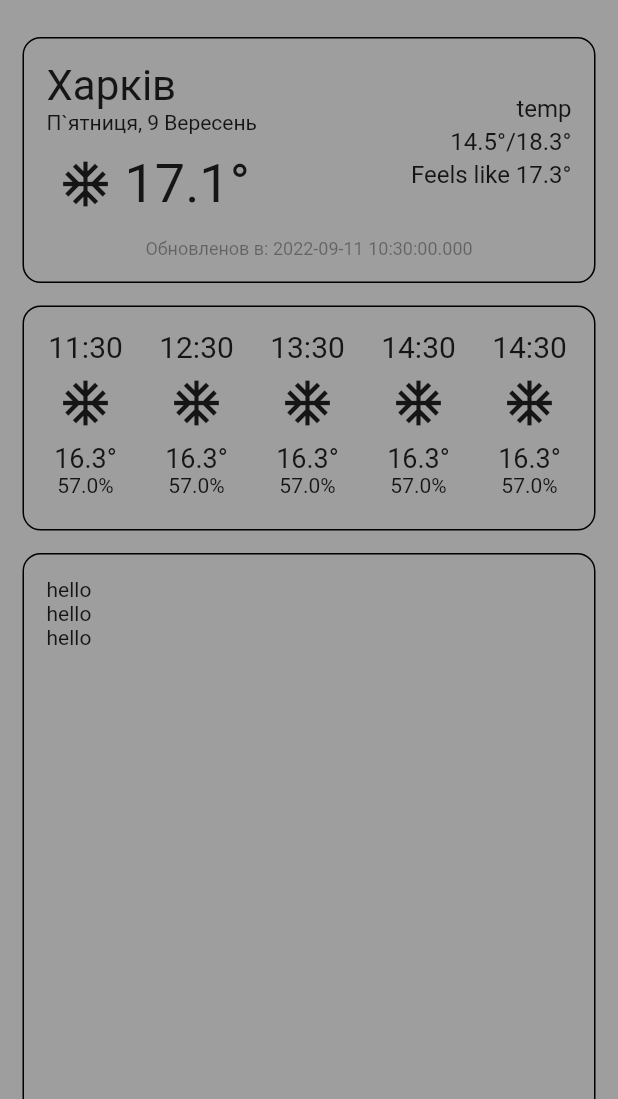
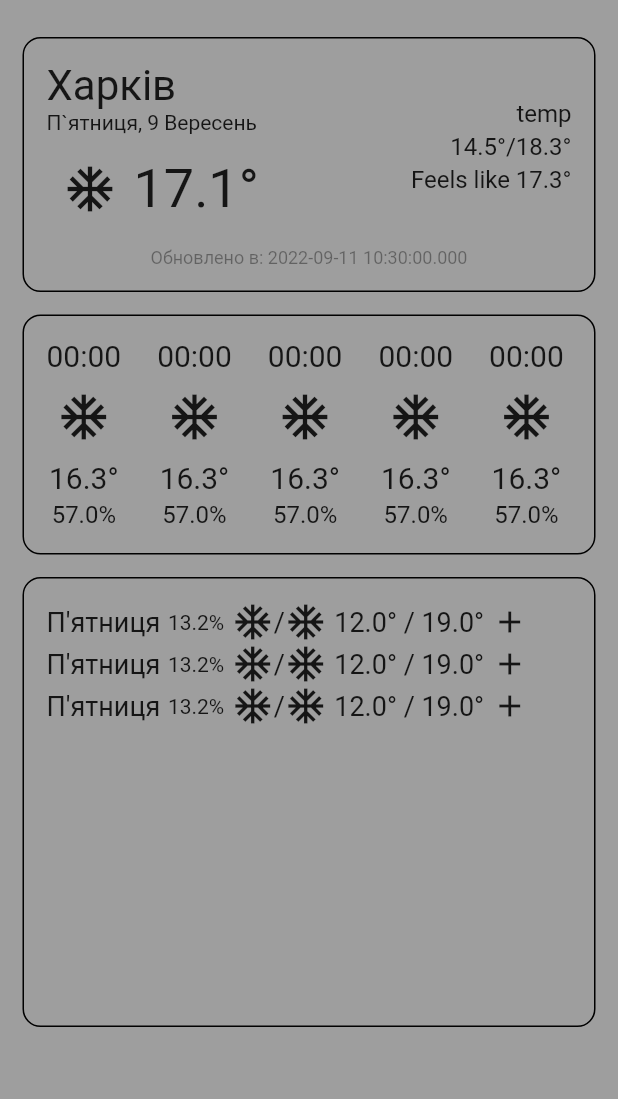
Before and after one commit to shredd0r/weather-app, a Flutter app: the screen it shows after launch, after a tap on the "abc" icon, on a phone screen of 412 x 824 dp, the part 137-1236 px from its top. Run offline on Flutter 3.47's test engine with Material 2 defaults, Android fonts, the phone set to English and light mode, and no system bars; our stand-ins replace sqflite; missing offline and left inert: flutter_logs; accounts and stored records are empty; generated files the repository leaves out were written again.

Commit message:
WIP daily widget

```diff
--- a/lib/src/models/daily_weather_model.dart
+++ b/lib/src/models/daily_weather_model.dart
@@ -1,6 +1,6 @@
-class DailyWeatherInfoModel {
+class DailyWeatherDetailModel {
 
-  DailyWeatherInfoModel(
+  DailyWeatherDetailModel(
       this.day,
       this.night);
 
@@ -12,6 +12,8 @@ class DailyWeatherModel {
 
   DailyWeatherModel(
       this.averageTemperature,
+      this.minTemperature,
+      this.maxTemperature,
       this.description,
       this.humidity,
       this.indexUV,
@@ -19,9 +21,12 @@ class DailyWeatherModel {
       this.sunsetTime,
       this.windSpeed,
       this.rainfall,
+      this.dayOfWeek,
       this.iconResource);
 
   double averageTemperature;
+  double minTemperature;
+  double maxTemperature;
   String description;
   double humidity;
   double indexUV;
@@ -29,5 +34,23 @@ class DailyWeatherModel {
   DateTime sunsetTime;
   double windSpeed;
   double rainfall;
+  int dayOfWeek;
   String iconResource;
 }
+
+class DailyWeatherItemModel {
+  int dayOfWeek;
+  double maxTemperature;
+  double minTemperature;
+  String iconResourceForDay;
+  String iconResourceForNight;
+  double probabilityOfPrecipitation;
+
+  DailyWeatherItemModel(
+      this.dayOfWeek,
+      this.maxTemperature,
+      this.minTemperature,
+      this.iconResourceForDay,
+      this.iconResourceForNight,
+      this.probabilityOfPrecipitation);
+}
--- a/lib/src/models/hourly_weather_detail_model.dart
+++ /dev/null
@@ -1,5 +0,0 @@
-
-class HourlyWeatherDetailModel {
-
-  HourlyWeatherDetailModel();
-}
--- a/lib/src/models/hourly_weather_model.dart
+++ b/lib/src/models/hourly_weather_model.dart
@@ -11,3 +11,8 @@ class HourlyWeatherModel {
   double probabilityOfPrecipitation;
   String iconResource;
 }
+
+class HourlyWeatherDetailModel {
+
+  HourlyWeatherDetailModel();
+}
--- a/lib/src/services/mappers/mapper_provider_executer.dart
+++ b/lib/src/services/mappers/mapper.dart
@@ -2,6 +2,7 @@ import 'package:weather_app/src/dto/openweather/current/response/current_weather
 import 'package:weather_app/src/dto/openweather/current/response/hourly_weather_response.dart';
 import 'package:weather_app/src/dto/openweather/current/response/innermodelinresponse/hourly_info.dart';
 import 'package:weather_app/src/models/current_weather_model.dart';
+import 'package:weather_app/src/models/daily_weather_model.dart';
 import 'package:weather_app/src/models/hourly_weather_model.dart';
 
 
@@ -44,4 +45,14 @@ class Mapper {
       hourlyInfoDto.probabilityOfPrecipitation,
       hourlyInfoDto.weatherInfoDtoList[0].icon as String);
   }
+
+  static DailyWeatherItemModel mapDailyWeatherItemModel(DailyWeatherDetailModel dailyWeatherDetailModel) {
+    return DailyWeatherItemModel(
+      dailyWeatherDetailModel.day.dayOfWeek,
+      dailyWeatherDetailModel.day.maxTemperature,
+      dailyWeatherDetailModel.night.minTemperature,
+      dailyWeatherDetailModel.day.iconResource,
+      dailyWeatherDetailModel.night.iconResource,
+      dailyWeatherDetailModel.day.rainfall);
+  }
 }
--- a/lib/src/static/constants.dart
+++ b/lib/src/static/constants.dart
@@ -1 +1,5 @@
 const String appName = "WeatherApp";
+
+class ConstantUI {
+  static const double weatherIconSize = 36;
+}
--- a/lib/src/ui/pages/home_page.dart
+++ b/lib/src/ui/pages/home_page.dart
@@ -5,8 +5,9 @@ import 'package:weather_app/src/models/current_weather_model.dart';
 import 'package:weather_app/src/models/daily_weather_model.dart';
 import 'package:weather_app/src/models/hourly_weather_model.dart';
 import 'package:weather_app/src/restclient/openweather_rest_client.dart';
+import 'package:weather_app/src/static/constants.dart';
 
-import '../../services/mappers/mapper_provider_executer.dart';
+import '../../services/mappers/mapper.dart';
 import 'weather_information.dart';
 
 class HomePage extends StatefulWidget{
@@ -20,9 +21,9 @@ class _HomePageState extends State<HomePage> {
 
   final OpenWeatherExecutor openWeatherExecutor = OpenWeatherExecutor();
 
-  late WeatherInfoWidget accuWeatherInfoWidget = WeatherInfoWidget(false, "AccuWeather", CurrentWeatherModel.emptyModel(), List<HourlyWeatherModel>.empty(), List<DailyWeatherInfoModel>.empty());
-  late WeatherInfoWidget openWeatherInfoWidget = WeatherInfoWidget(false, "OpenWeather", CurrentWeatherModel.emptyModel(), List<HourlyWeatherModel>.empty(), List<DailyWeatherInfoModel>.empty());
-  late WeatherInfoWidget theWeatherWeatherInfoWidget = WeatherInfoWidget(false, "TheWeather", CurrentWeatherModel.emptyModel(), List<HourlyWeatherModel>.empty(), List<DailyWeatherInfoModel>.empty());
+  late WeatherInfoWidget accuWeatherInfoWidget = WeatherInfoWidget(false, "AccuWeather", CurrentWeatherModel.emptyModel(), List<HourlyWeatherModel>.empty(), List<DailyWeatherDetailModel>.empty());
+  late WeatherInfoWidget openWeatherInfoWidget = WeatherInfoWidget(false, "OpenWeather", CurrentWeatherModel.emptyModel(), List<HourlyWeatherModel>.empty(), List<DailyWeatherDetailModel>.empty());
+  late WeatherInfoWidget theWeatherWeatherInfoWidget = WeatherInfoWidget(false, "TheWeather", CurrentWeatherModel.emptyModel(), List<HourlyWeatherModel>.empty(), List<DailyWeatherDetailModel>.empty());
 
   @override
   void initState() {
@@ -50,7 +51,7 @@ class _HomePageState extends State<HomePage> {
                 "OpenWeather",
                 currentWeatherModel,
                 listHourlyWeatherModel,
-                List<DailyWeatherInfoModel>.empty())))
+                List<DailyWeatherDetailModel>.empty())))
       });
   }
 
@@ -66,12 +67,12 @@ class _HomePageState extends State<HomePage> {
       HourlyWeatherModel(16.3, DateTime.now().add(const Duration(hours: 4)), 57, "non"),
       HourlyWeatherModel(16.3, DateTime.now().add(const Duration(hours: 5)), 57, "non")];
 
-    var dailyModel = DailyWeatherModel(16.4, "description", 12, 10, DateTime.now(), DateTime.now(), 1, 13.2, "iconResource");
+    var dailyModel = DailyWeatherModel(16.4, 19, 12, "description", 12, 10, DateTime.now(), DateTime.now(), 1, 13.2, 1, "iconResource");
 
     var listDaily = [
-      DailyWeatherInfoModel(dailyModel, dailyModel),
-      DailyWeatherInfoModel(dailyModel, dailyModel),
-      DailyWeatherInfoModel(dailyModel, dailyModel),
+      DailyWeatherDetailModel(dailyModel, dailyModel),
+      DailyWeatherDetailModel(dailyModel, dailyModel),
+      DailyWeatherDetailModel(dailyModel, dailyModel),
     ];
 
     setState(
@@ -107,7 +108,7 @@ class _HomePageState extends State<HomePage> {
               onPressed: () {
                 sendRequestMock(context);
               },
-              iconSize: 36.0,
+              iconSize: ConstantUI.weatherIconSize,
               icon: const Icon(Icons.abc_rounded),
             ),
             backgroundColor: Colors.transparent,
--- a/lib/src/ui/pages/weather_information.dart
+++ b/lib/src/ui/pages/weather_information.dart
@@ -1,25 +1,26 @@
 import 'package:flutter/material.dart';
-import 'package:weather_app/src/ui/widgets/current_weather_widget.dart';
+import 'package:weather_app/src/static/constants.dart';
+import 'package:weather_app/src/ui/widgets/weather/current_weather_widget.dart';
 
 import 'package:weather_app/src/models/current_weather_model.dart';
 import 'package:weather_app/src/models/daily_weather_model.dart';
 import 'package:weather_app/src/models/hourly_weather_model.dart';
-import 'package:weather_app/src/ui/widgets/daily_weather_widget.dart';
-import 'package:weather_app/src/ui/widgets/hourly_weather_widget.dart';
+import 'package:weather_app/src/ui/widgets/weather/daily_weather_widget.dart';
+import 'package:weather_app/src/ui/widgets/weather/hourly_weather_widget.dart';
 
 class WeatherInfoWidget extends StatelessWidget {
   final bool _isVisible;
   final String _providerName;
   final CurrentWeatherModel _currentWeatherModel;
   final List<HourlyWeatherModel> _listHourlyWeatherModel;
-  final List<DailyWeatherInfoModel> _listDailyWeatherInfoModel;
+  final List<DailyWeatherDetailModel> _listDailyWeatherDetailModel;
 
   const WeatherInfoWidget(
       this._isVisible,
       this._providerName,
       this._currentWeatherModel,
       this._listHourlyWeatherModel,
-      this._listDailyWeatherInfoModel,
+      this._listDailyWeatherDetailModel,
       {Key? key}) : super(key: key);
 
   @override
@@ -44,7 +45,8 @@ class WeatherInfoWidget extends StatelessWidget {
                           const SizedBox(height: 15),
                           HourlyWeatherWidget(_listHourlyWeatherModel),
                           const SizedBox(height: 15),
-                          DailyWeatherWidget(_listDailyWeatherInfoModel)
+                          DailyWeatherWidget(_listDailyWeatherDetailModel),
+                          const SizedBox(height: 25),
                         ],
                       )
                   ),
--- a/lib/src/ui/widgets/border_container_widget.dart
+++ b/lib/src/ui/widgets/common/border_container_widget.dart
@@ -13,7 +13,7 @@ class BorderContainerWidget extends StatelessWidget {
   Widget build(BuildContext context) {
     return Padding(
       padding: const EdgeInsets.only(left: 15, right: 15),
-      child: Container(   //TODO change to Expanded
+      child: Container(
         height: height,
         width: width,
         decoration: BoxDecoration(
--- a/lib/src/ui/widgets/daily_weather_widget.dart
+++ /dev/null
@@ -1,27 +0,0 @@
-import 'package:flutter/material.dart';
-import 'package:weather_app/src/ui/widgets/border_container_widget.dart';
-import '../../models/daily_weather_model.dart';
-
-class DailyWeatherWidget extends StatelessWidget {
-  const DailyWeatherWidget(this._listDailyWeatherInfoModel, {Key? key}) : super(key: key);
-
-  final List<DailyWeatherInfoModel> _listDailyWeatherInfoModel;
-
-  @override
-  Widget build(BuildContext context) {
-
-    return Center(
-      child: BorderContainerWidget(
-        height: 10000,
-        width: 385,
-        child: ListView.builder(
-          itemCount: _listDailyWeatherInfoModel.length,
-          itemBuilder: ((context, index) {
-            return const Text("hello");
-          })
-        )
-      )
-    );
-  }
-
-}
--- a/lib/src/ui/widgets/current_weather_widget.dart
+++ b/lib/src/ui/widgets/weather/current_weather_widget.dart
@@ -1,7 +1,8 @@
 
 import 'package:flutter/material.dart';
 import 'package:weather_app/src/models/current_weather_model.dart';
-import 'package:weather_app/src/ui/widgets/border_container_widget.dart';
+import 'package:weather_app/src/static/constants.dart';
+import 'package:weather_app/src/ui/widgets/common/border_container_widget.dart';
 
 class CurrentWeatherWidget extends StatelessWidget {
   const CurrentWeatherWidget(this._currentWeatherModel, {Key? key}) : super(key: key);
@@ -37,10 +38,12 @@ class CurrentWeatherWidget extends StatelessWidget {
                             const SizedBox(height: 7),
                             Row(
                               children: [
-                                IconButton(
-                                    onPressed: () {},
-                                    iconSize: 36,
-                                    icon: const Icon(Icons.ac_unit_sharp)
+                                const Padding(
+                                  padding: EdgeInsets.all(11),
+                                  child: Icon(
+                                    Icons.ac_unit_sharp,
+                                    size: ConstantUI.weatherIconSize,
+                                  ),
                                 ),
                                 Text("${_currentWeatherModel.currentTemperature}°", style: const TextStyle(fontSize: 36))
                               ],
@@ -75,7 +78,7 @@ class CurrentWeatherWidget extends StatelessWidget {
             ),
             const SizedBox(height: 10),
             Text(
-              "Обновленов в: ${_currentWeatherModel.lastUpdate}",
+              "Обновлено в: ${_currentWeatherModel.lastUpdate}",
               style: const TextStyle(
                   color: Colors.black38,
                   fontSize: 12),
--- /dev/null
+++ b/lib/src/ui/widgets/weather/daily_weather_widget.dart
@@ -0,0 +1,94 @@
+import 'package:flutter/material.dart';
+import 'package:weather_app/src/services/mappers/mapper.dart';
+import 'package:weather_app/src/static/constants.dart';
+import 'package:weather_app/src/ui/widgets/common/border_container_widget.dart';
+import '../../../models/daily_weather_model.dart';
+
+class DailyWeatherWidget extends StatelessWidget {
+  const DailyWeatherWidget(this._listDailyWeatherDetailModel, {Key? key}) : super(key: key);
+
+  final List<DailyWeatherDetailModel> _listDailyWeatherDetailModel;
+
+  @override
+  Widget build(BuildContext context) {
+
+    return Center(
+      child: BorderContainerWidget(
+        height: 300,
+        width: 385,
+        child: ListView.builder(
+          itemCount: _listDailyWeatherDetailModel.length,
+          itemBuilder: ((context, index) {
+            return _DailyItemInfoWeatherWidget(_listDailyWeatherDetailModel[index]);
+          })
+        )
+      )
+    );
+  }
+}
+
+
+class _DailyItemInfoWeatherWidget extends StatefulWidget {
+
+  final DailyWeatherDetailModel dailyWeatherDetailModel;
+
+  const _DailyItemInfoWeatherWidget(this.dailyWeatherDetailModel);
+
+  @override
+  State<StatefulWidget> createState() => _DailyItemInfoWeatherState(dailyWeatherDetailModel);
+}
+
+class _DailyItemInfoWeatherState extends State<_DailyItemInfoWeatherWidget> {
+
+  late DailyWeatherItemModel dailyWeatherItemModel;
+  late DailyWeatherDetailModel dailyWeatherDetailModel;
+
+  _DailyItemInfoWeatherState(this.dailyWeatherDetailModel) {
+    dailyWeatherItemModel = Mapper.mapDailyWeatherItemModel(dailyWeatherDetailModel);
+  }
+
+  @override
+  Widget build(BuildContext context) {
+    return Row(   // TODO fix this call
+      children: [
+        // Text(dailyWeatherItemModel.dayOfWeek.toString()),
+        const Text("П'ятниця", style: TextStyle(fontSize: 18)),
+        Padding(
+          padding: const EdgeInsets.only(left: 5, right: 5),
+          child: Text("${dailyWeatherItemModel.probabilityOfPrecipitation}%"),
+        ),
+        const Icon(
+          Icons.ac_unit,
+          size: 28),
+        const Text("/", style: TextStyle(fontSize: 18)),
+        const Icon(
+            Icons.ac_unit,
+            size: 28),
+        Padding(
+          padding: const EdgeInsets.only(left: 5, right: 5),
+          child: Text("${dailyWeatherItemModel.maxTemperature}° / ${dailyWeatherItemModel.minTemperature}°",
+            style: TextStyle(fontSize: 18)),
+        ),
+        const Icon(Icons.add)
+      ],
+    );
+  }
+
+}
+
+class _DailyInfoWeatherWidget extends StatelessWidget {
+  @override
+  Widget build(BuildContext context) {
+    // TODO: implement build
+    throw UnimplementedError();
+  }
+}
+
+class _DailyDetailInfoWeatherWidget extends StatelessWidget {
+  @override
+  Widget build(BuildContext context) {
+    // TODO: implement build
+    throw UnimplementedError();
+  }
+
+}
--- a/lib/src/ui/widgets/hourly_weather_widget.dart
+++ b/lib/src/ui/widgets/weather/hourly_weather_widget.dart
@@ -1,8 +1,9 @@
 import 'package:flutter/material.dart';
+import 'package:weather_app/src/models/hourly_weather_model.dart';
+import 'package:weather_app/src/static/constants.dart';
 import 'package:weather_app/src/ui/factory/padding_for_list_item_factory.dart';
-import 'package:weather_app/src/ui/widgets/border_container_widget.dart';
+import 'package:weather_app/src/ui/widgets/common/border_container_widget.dart';
 
-import '../../models/hourly_weather_model.dart';
 
 class HourlyWeatherWidget extends StatelessWidget {
 
@@ -18,14 +19,14 @@ class HourlyWeatherWidget extends StatelessWidget {
         .map((model) => HourlyWeatherInfoWidget.byHourlyWeatherModel(model)).toList();
 
     return Center(
-      child: BorderContainerWidget(   // TODO change to Expanded
-        height: 150,
+      child: BorderContainerWidget(
+        height: 160,
         width: 1000,
         child: ListView.builder(
           scrollDirection: Axis.horizontal,
           itemCount: hourlyWeatherInfoWidgetList.length,
           itemBuilder: ((context, index) {
-            return PaddingForListItemFactory.getWidgetWithPadding(hourlyWeatherInfoWidgetList[index], hourlyWeatherInfoWidgetList, 11);
+            return PaddingForListItemFactory.getWidgetWithPadding(hourlyWeatherInfoWidgetList[index], hourlyWeatherInfoWidgetList, 12);
           }),
         )
       )
@@ -56,20 +57,27 @@ class HourlyWeatherInfoWidget extends StatelessWidget {
       Column(
       children: [
         Text(
-          "$hour:$minute",
+          // "$hour:$minute",
+          "00:00",
           style: const TextStyle(fontSize: 20),
         ),
-        IconButton(
-            onPressed: () {},
-            iconSize: 36,
-            icon: const Icon(Icons.ac_unit_sharp)
+        const Padding(
+          padding: EdgeInsets.only(top: 11, bottom: 11),
+          child: Icon(
+              Icons.ac_unit_sharp,
+              size: ConstantUI.weatherIconSize,
+          ),
+        ),
+        Padding(
+          padding: const EdgeInsets.only(bottom: 4),
+          child: Text(
+              "$temperature°",
+              style: const TextStyle(fontSize: 20)
+          ),
         ),
         Text(
-            "$temperature°",
-            style: const TextStyle(fontSize: 18)
-        ),
-        Text(
-            "$probabilityOfPrecipitation%"
+            "$probabilityOfPrecipitation%",
+            style: const TextStyle(fontSize: 16)
         )
         ],
     );
```
